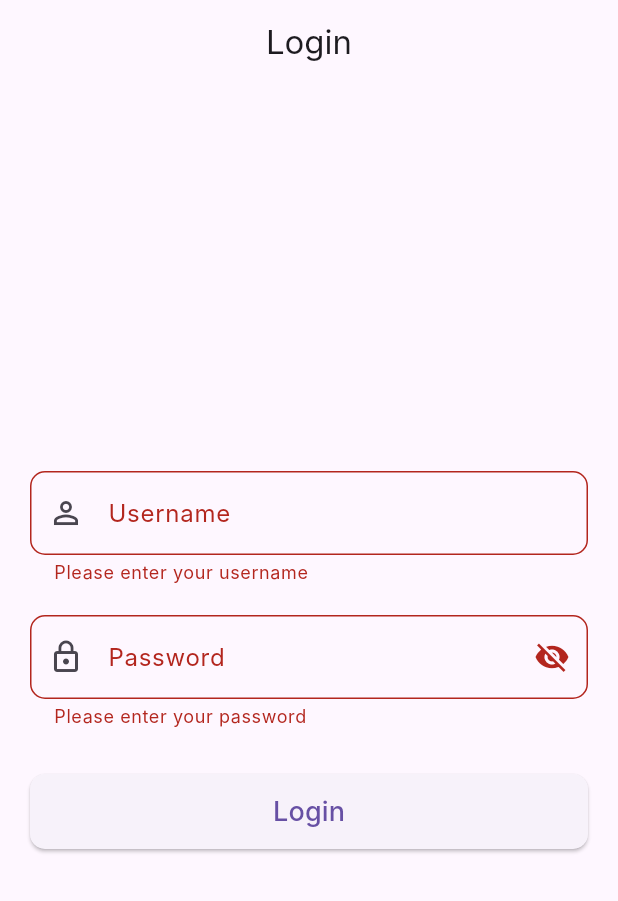
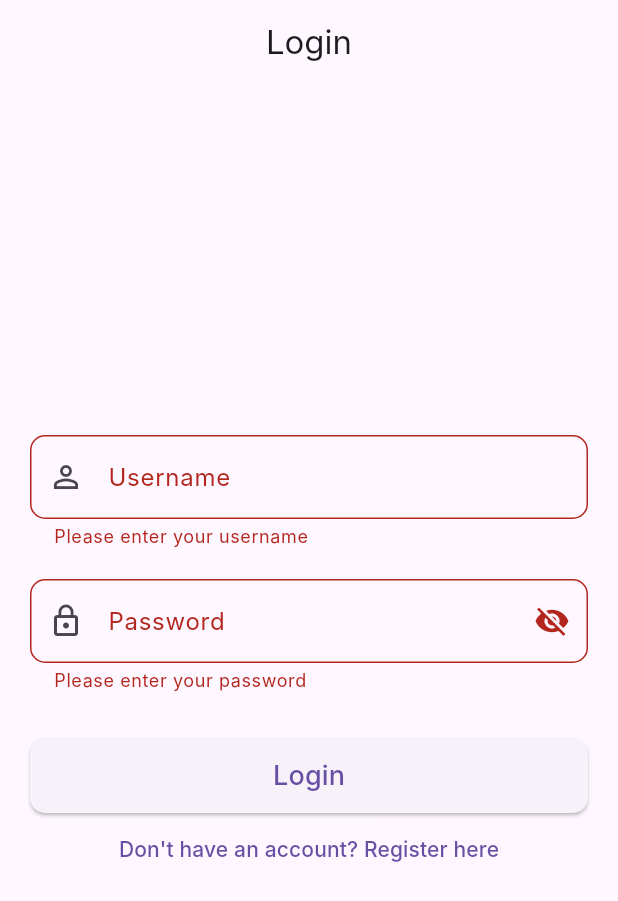
Before and after one commit to Ahtisham-1214/Tailor-Management-System-Flutter, a Flutter app: the screen it shows after launch, after a tap on "Login", on a phone screen of 412 x 824 dp. Shown: the top 901 px of the screen. Run offline on Flutter 3.47's test engine with Material 3 defaults, Android fonts, the phone set to English and light mode, and no system bars; our stand-ins replace sqflite; accounts and stored records are empty; Roboto replaces fonts that are missing (Inter).

Commit message:
Changes according to register and home page

```diff
--- a/lib/main.dart
+++ b/lib/main.dart
@@ -1,7 +1,9 @@
 import 'package:flutter/material.dart';
 import 'user_repository.dart';
 import 'database_helper.dart';
-import 'user.dart';
+import 'register_page.dart';
+import 'home_screen.dart';
+
 
 
 
@@ -50,25 +52,8 @@ class _LoginPageState extends State<LoginPage> {
   @override
   void initState() {
     super.initState();
-    _addInitialUsers();
   }
 
-  Future<void> _addInitialUsers() async {
-    // try {
-      // final existingUser = await _userRepository.getUserByUsername('testuser');
-      // if (existingUser == null) {
-      //   await _userRepository.insertUser(User(userName: 'testuser', password: 'password123'));
-      //   print('Added testuser');
-      // }
-      // final existingAdmin = await _userRepository.getUserByUsername('admin');
-      // if (existingAdmin == null) {
-      //   await _userRepository.insertUser(User(userName: 'ahtisham', password: '123'));
-      //   print('Added admin');
-      // }
-    // } catch (e) {
-    //   print('Error adding initial users: $e');
-    // }
-  }
 
   @override
   void dispose() {
@@ -84,6 +69,9 @@ class _LoginPageState extends State<LoginPage> {
 
       try {
         bool isValid = await _userRepository.validateUser(username, password);
+
+        if (!mounted) return; // ✅ Ensure widget is still in tree
+
         if (isValid) {
           setState(() {
             _loginMessage = 'Login Successful!';
@@ -94,10 +82,10 @@ class _LoginPageState extends State<LoginPage> {
           _passwordController.clear();
           //  Navigate to the home screen or next screen after successful login.
           //  For example:
-          //  Navigator.pushReplacement(
-          //    context,
-          //    MaterialPageRoute(builder: (context) => HomeScreen()),
-          //  );
+           Navigator.pushReplacement(
+             context,
+             MaterialPageRoute(builder: (context) => HomeScreen()),
+           );
         } else {
           setState(() {
             _loginMessage = 'Invalid username or password.';
@@ -198,6 +186,15 @@ class _LoginPageState extends State<LoginPage> {
                 ),
                 child: const Text('Login', style: TextStyle(fontSize: 18.0)),
               ),
+              TextButton(
+                onPressed: () {
+                  Navigator.push(
+                    context,
+                    MaterialPageRoute(builder: (context) => const RegisterPage()),
+                  );
+                },
+                child: const Text('Don\'t have an account? Register here'),
+              ),
             ],
           ),
         ),
```
